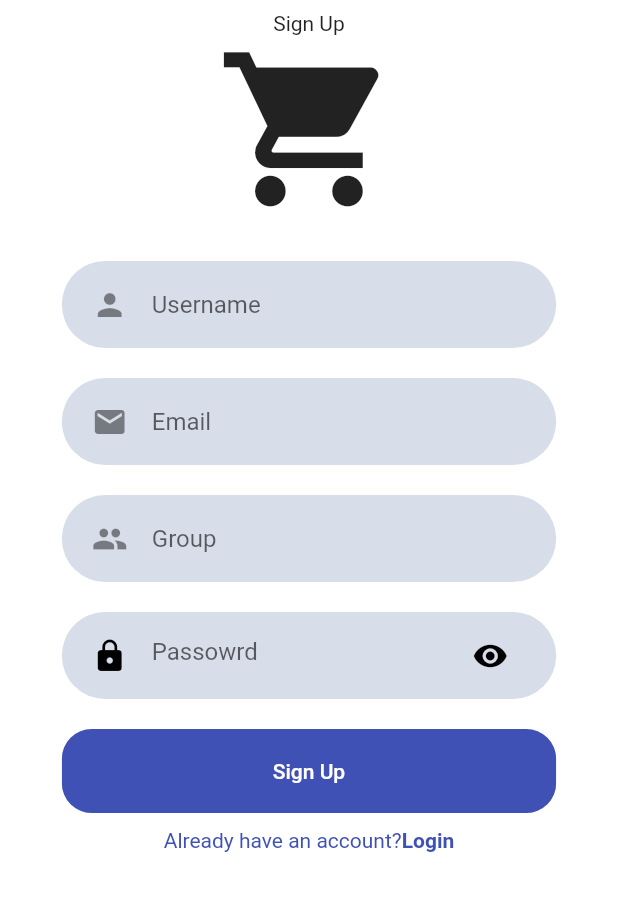
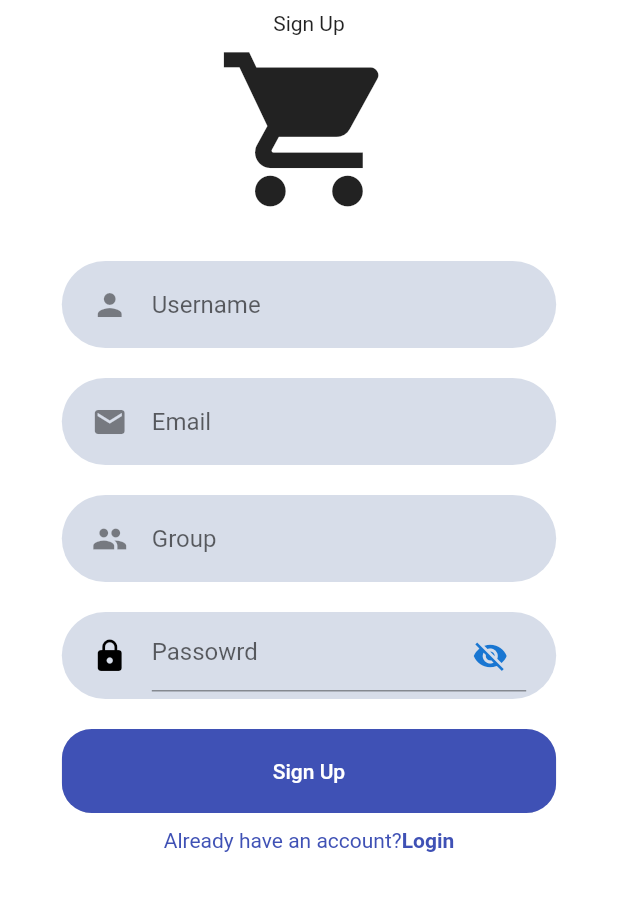
Before and after one commit to nikolastas/MarketApp, a Flutter app: the screen it shows after launch, after a tap on "Sign up", on a phone screen of 412 x 824 dp, the part 186-1097 px from its top. Run offline on Flutter 3.47's test engine with Material 2 defaults, Android fonts, the light colour scheme and no system bars; our stand-ins replace flutter_secure_storage; missing offline and left inert: dart:ffi; network calls fail.

Commit message:
new app version working on navbar

```diff
--- a/app/market_app/lib/components/rounded_password_field.dart
+++ b/app/market_app/lib/components/rounded_password_field.dart
@@ -3,7 +3,7 @@ import 'package:market_app/components/text_field_container.dart';
 
 import '../details/colors.dart';
 
-class RoundedPasswordField extends StatelessWidget {
+class RoundedPasswordField extends StatefulWidget {
   const RoundedPasswordField({
     Key? key,
     required this.width,
@@ -16,20 +16,42 @@ class RoundedPasswordField extends StatelessWidget {
   final TextEditingController controller;
 
   @override
+  State<RoundedPasswordField> createState() => _RoundedPasswordFieldState();
+}
+
+class _RoundedPasswordFieldState extends State<RoundedPasswordField> {
+  late bool _passwordVisible;
+
+  @override
+  void initState() {
+    _passwordVisible = false;
+  }
+
+  @override
   Widget build(BuildContext context) {
     return TextFieldContainer(
-      width: width,
+        width: widget.width,
         color: primaryGrey,
         child: TextField(
-        controller: controller,
-        obscureText: true,
-        onChanged: onChanged,
+            controller: widget.controller,
+            obscureText: _passwordVisible,
+            onChanged: widget.onChanged,
             decoration: InputDecoration(
               hintText: "Passowrd",
               icon: Icon(Icons.lock, color: secondaryBlack),
-            suffixIcon: Icon(Icons.remove_red_eye, color: secondaryBlack),
-            border: InputBorder.none),
+              suffixIcon: IconButton(
+                icon: Icon(
+                  // Based on passwordVisible state choose the icon
+                  _passwordVisible ? Icons.visibility : Icons.visibility_off,
+                  color: Theme.of(context).primaryColorDark,
                 ),
-    );
+                onPressed: () {
+                  // Update the state i.e. toogle the state of passwordVisible variable
+                  setState(() {
+                    _passwordVisible = !_passwordVisible;
+                  });
+                },
+              ),
+            )));
   }
 }
--- a/app/market_app/lib/main.dart
+++ b/app/market_app/lib/main.dart
@@ -1,5 +1,8 @@
 import 'package:flutter/material.dart';
+import 'package:market_app/screens/Login/login_screen.dart';
+import 'package:market_app/screens/home/home.dart';
 import 'package:market_app/screens/root/root.dart';
+import 'package:market_app/screens/singup/signup_screen.dart';
 import 'package:market_app/screens/welcome/welcome_screen.dart';
 import 'details/colors.dart';
 
@@ -25,7 +28,14 @@ class _MyAppState extends State<MyApp> {
         primaryColor: primaryGrey,
         scaffoldBackgroundColor: Colors.white,
       ),
-      home: RootPage(),
+      initialRoute: '/',
+      routes: {
+        '/': (context) => const RootPage(),
+        '/items': ((context) => const HomeScreen()),
+        '/welcome': ((context) => const WelcomeScreen()),
+        '/login': ((context) => const LoginScreen()),
+        '/signup': ((context) => const SignupScreen())
+      },
     );
   }
 }
--- a/app/market_app/lib/screens/home/home.dart
+++ b/app/market_app/lib/screens/home/home.dart
@@ -1,5 +1,6 @@
 import 'package:flutter/material.dart';
 import 'package:market_app/components/rounded_button.dart';
+import 'package:market_app/details/bottom_nav_bar.dart';
 import 'package:market_app/details/colors.dart';
 
 import 'body.dart';
@@ -15,6 +16,9 @@ class _HomeScreenState extends State<HomeScreen> {
   @override
   Widget build(BuildContext context) {
     Size size = MediaQuery.of(context).size;
-    return Scaffold(body: Body());
+    return Scaffold(
+      body: Body(),
+      bottomNavigationBar: BotNavBar(),
+    );
   }
 }
--- a/app/market_app/lib/screens/welcome/welcome_screen.dart
+++ b/app/market_app/lib/screens/welcome/welcome_screen.dart
@@ -2,7 +2,7 @@ import 'package:flutter/material.dart';
 import 'package:market_app/screens/welcome/body.dart';
 
 class WelcomeScreen extends StatelessWidget {
-  const WelcomeScreen({ Key? key }) : super(key: key);
+  const WelcomeScreen({Key? key}) : super(key: key);
 
   @override
   Widget build(BuildContext context) {
```
Also changed, not shown: app/market_app/lib/details/bottom_nav_bar.dart (added, +53 -0 lines), app/market_app/lib/screens/home/body.dart (+1 -10 lines), app/market_app/lib/screens/home/edit_item.dart (+12 -9 lines). Lines whose indentation alone changed are shown as unchanged.
